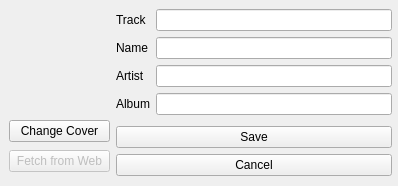
First picture: the form in song_editor.ui, repository fabiomdiniz/Frey, before the edit.
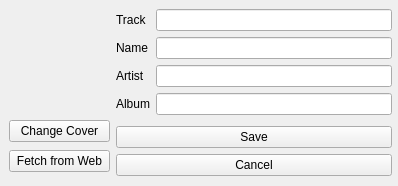
Second picture: the form after the edit. Icons and pictures are not drawn.

Commit message: added web fetching for covers

Patch:
```diff
--- a/song_editor.ui
+++ b/song_editor.ui
@@ -87,7 +87,7 @@
       <item>
        <widget class="QPushButton" name="fetch_cover">
         <property name="enabled">
-         <bool>false</bool>
+         <bool>true</bool>
         </property>
         <property name="text">
          <string>Fetch from Web</string>
```
The commit also changes 2 other files.
